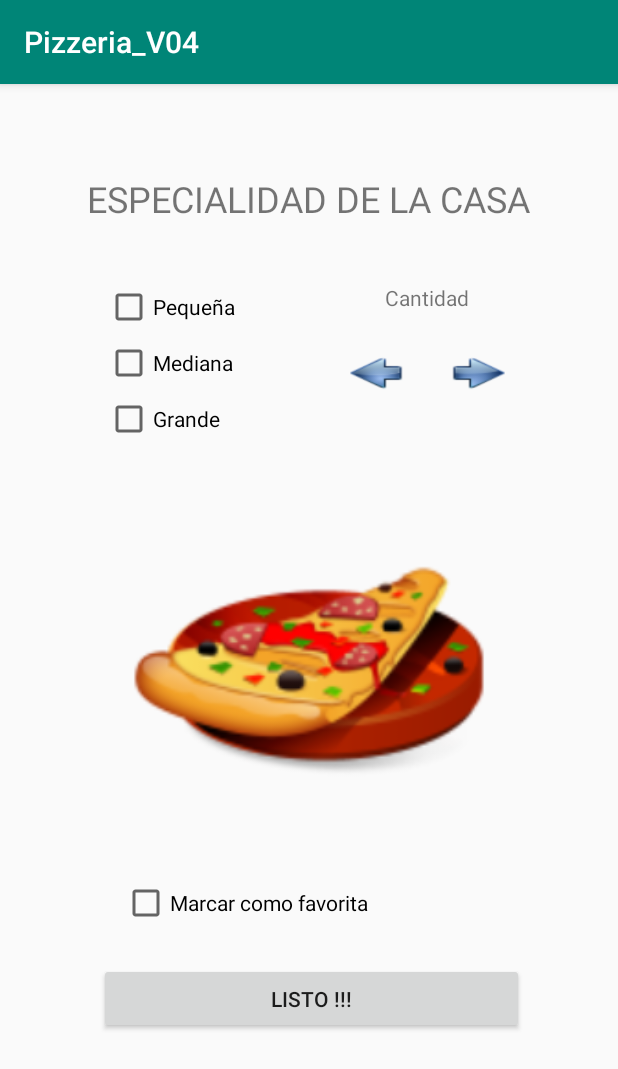
After one commit to rpf1980/ANDROID_pcCompartido, an Android app: the GUI_DetallePizzaCasa screen opened directly, with no data from a screen before it, on a phone screen of 412 x 824 dp. The commit adds this screen. Shown: the top 1069 px of the screen. Run offline under Robolectric (Android 15) with nearby library versions, the phone set to English and light mode, and no system bars.

Commit message:
feat(): add GUI Detalles pizza Casa

```diff
--- a/Pizzeria_V04/app/src/main/AndroidManifest.xml
+++ b/Pizzeria_V04/app/src/main/AndroidManifest.xml
@@ -9,7 +9,8 @@
         android:roundIcon="@mipmap/ic_launcher_round"
         android:supportsRtl="true"
         android:theme="@style/AppTheme">
-        <activity android:name=".GUI_deLaCasa"></activity>
+        <activity android:name=".GUI_DetallePizzaCasa"></activity>
+        <activity android:name=".GUI_deLaCasa" />
         <activity android:name=".GUI_OPCIONES_PEDIDO" />
         <activity android:name=".GUI_PANEL_OPCIONES" />
         <activity android:name=".GUI_REGISTRO" />
--- /dev/null
+++ b/Pizzeria_V04/app/src/main/java/com/example/pizzeria_v04/Errores.txt
@@ -0,0 +1,5 @@
+--------------------------------------------------------------
+# Linea 36. GUI_OPCIONES_PEDIDO.java
+Error en listener btn DE LA CASA, no pasa a la siguiente VISTA
+( No muestra lista de pizzas de la casa)
+--------------------------------------------------------------
--- /dev/null
+++ b/Pizzeria_V04/app/src/main/java/com/example/pizzeria_v04/GUI_DetallePizzaCasa.java
@@ -0,0 +1,16 @@
+package com.example.pizzeria_v04;
+
+import androidx.appcompat.app.AppCompatActivity;
+
+import android.os.Bundle;
+
+public class GUI_DetallePizzaCasa extends AppCompatActivity
+{
+
+    @Override
+    protected void onCreate(Bundle savedInstanceState)
+    {
+        super.onCreate(savedInstanceState);
+        setContentView(R.layout.activity_gui__detalle_pizza_casa);
+    }
+}
--- a/Pizzeria_V04/app/src/main/java/com/example/pizzeria_v04/GUI_OPCIONES_PEDIDO.java
+++ b/Pizzeria_V04/app/src/main/java/com/example/pizzeria_v04/GUI_OPCIONES_PEDIDO.java
@@ -2,15 +2,34 @@ package com.example.pizzeria_v04;
 
 import androidx.appcompat.app.AppCompatActivity;
 
+import android.content.Intent;
 import android.os.Bundle;
+import android.util.Log;
+import android.view.View;
+import android.widget.Button;
 
 public class GUI_OPCIONES_PEDIDO extends AppCompatActivity
 {
+    Button btnDeLaCasa;
+    Button btnEligeIngredientes;
+    Button btnFavoritaGuiOpcionesPedido;
 
     @Override
     protected void onCreate(Bundle savedInstanceState)
     {
         super.onCreate(savedInstanceState);
         setContentView(R.layout.activity_gui__opciones__pedido);
+
+        btnDeLaCasa = findViewById(R.id.idBtnCasaPedido);
+        btnEligeIngredientes = findViewById(R.id.idBtnEligeIngredientes);
+        btnFavoritaGuiOpcionesPedido = findViewById(R.id.idBtnFavoritaPedido);
+
+    }
+
+    // Evento Btn DE LA CASA
+    public void onClickDeCasa(View v)
+    {
+        Intent intent = new Intent(getApplicationContext(), GUI_deLaCasa.class);
+        startActivity(intent);
     }
 }
--- a/Pizzeria_V04/app/src/main/java/com/example/pizzeria_v04/GUI_PANEL_OPCIONES.java
+++ b/Pizzeria_V04/app/src/main/java/com/example/pizzeria_v04/GUI_PANEL_OPCIONES.java
@@ -8,6 +8,7 @@ import android.os.Bundle;
 import android.view.View;
 import android.widget.Button;
 import android.widget.Switch;
+import android.widget.Toast;
 
 public class GUI_PANEL_OPCIONES extends AppCompatActivity
 {
@@ -46,9 +47,16 @@ public class GUI_PANEL_OPCIONES extends AppCompatActivity
             @Override
             public void onClick(View v)
             {
+
+                getToast("Entramos");
                 Intent i = new Intent(getApplicationContext(), GUI_OPCIONES_PEDIDO.class);
                 startActivity(i);
             }
         });
     }
+
+    public void getToast(String msg)
+    {
+        Toast.makeText(getApplicationContext(), msg, Toast.LENGTH_LONG).show();
+    }
 }
--- /dev/null
+++ b/Pizzeria_V04/app/src/main/res/layout/activity_gui__detalle_pizza_casa.xml
@@ -0,0 +1,120 @@
+<?xml version="1.0" encoding="utf-8"?>
+<androidx.constraintlayout.widget.ConstraintLayout xmlns:android="http://schemas.android.com/apk/res/android"
+    xmlns:app="http://schemas.android.com/apk/res-auto"
+    xmlns:tools="http://schemas.android.com/tools"
+    android:layout_width="match_parent"
+    android:layout_height="match_parent"
+    tools:context=".GUI_DetallePizzaCasa">
+
+    <TextView
+        android:id="@+id/textView7"
+        android:layout_width="wrap_content"
+        android:layout_height="wrap_content"
+        android:layout_marginTop="60dp"
+        android:text="@string/strTvDetalleDeLaCasa"
+        android:textSize="24sp"
+        app:layout_constraintEnd_toEndOf="parent"
+        app:layout_constraintStart_toStartOf="parent"
+        app:layout_constraintTop_toTopOf="parent" />
+
+    <CheckBox
+        android:id="@+id/idCheckMini"
+        android:layout_width="wrap_content"
+        android:layout_height="wrap_content"
+        android:layout_marginStart="70dp"
+        android:layout_marginTop="40dp"
+        android:text="@string/strCheckMini"
+        app:layout_constraintStart_toStartOf="parent"
+        app:layout_constraintTop_toBottomOf="@+id/textView7" />
+
+    <CheckBox
+        android:id="@+id/idCheckMiddle"
+        android:layout_width="wrap_content"
+        android:layout_height="wrap_content"
+        android:layout_marginTop="5dp"
+        android:text="@string/strCheckMiddle"
+        app:layout_constraintStart_toStartOf="@+id/idCheckMini"
+        app:layout_constraintTop_toBottomOf="@+id/idCheckMini" />
+
+    <CheckBox
+        android:id="@+id/idCheckBig"
+        android:layout_width="wrap_content"
+        android:layout_height="wrap_content"
+        android:layout_marginTop="5dp"
+        android:text="@string/strCheckBig"
+        app:layout_constraintStart_toStartOf="@+id/idCheckMiddle"
+        app:layout_constraintTop_toBottomOf="@+id/idCheckMiddle" />
+
+    <TextView
+        android:id="@+id/textView8"
+        android:layout_width="wrap_content"
+        android:layout_height="wrap_content"
+        android:text="@string/strTvCantidad"
+        app:layout_constraintEnd_toEndOf="parent"
+        app:layout_constraintStart_toEndOf="@+id/idCheckMini"
+        app:layout_constraintTop_toTopOf="@+id/idCheckMini" />
+
+    <TextView
+        android:id="@+id/textView9"
+        android:layout_width="wrap_content"
+        android:layout_height="wrap_content"
+        android:layout_marginTop="24dp"
+        android:text="0"
+        android:textAppearance="@style/TextAppearance.AppCompat.Display1"
+        android:textColor="#00660707"
+        android:textSize="24sp"
+        android:textStyle="bold"
+        app:layout_constraintEnd_toEndOf="@+id/textView8"
+        app:layout_constraintStart_toStartOf="@+id/textView8"
+        app:layout_constraintTop_toBottomOf="@+id/textView8" />
+
+    <Button
+        android:id="@+id/button"
+        android:layout_width="37dp"
+        android:layout_height="24dp"
+        android:layout_marginEnd="8dp"
+        android:background="@drawable/arrowleft"
+        app:layout_constraintBottom_toBottomOf="@+id/textView9"
+        app:layout_constraintEnd_toStartOf="@+id/textView9"
+        app:layout_constraintTop_toTopOf="@+id/textView9" />
+
+    <Button
+        android:id="@+id/button2"
+        android:layout_width="37dp"
+        android:layout_height="24dp"
+        android:layout_marginStart="8dp"
+        android:background="@drawable/arrowright"
+        app:layout_constraintBottom_toBottomOf="@+id/textView9"
+        app:layout_constraintStart_toEndOf="@+id/textView9"
+        app:layout_constraintTop_toTopOf="@+id/textView9" />
+
+    <ImageView
+        android:id="@+id/idFotoDetalleCasa"
+        android:layout_width="249dp"
+        android:layout_height="235dp"
+        android:layout_marginTop="30dp"
+        app:layout_constraintEnd_toEndOf="parent"
+        app:layout_constraintStart_toStartOf="parent"
+        app:layout_constraintTop_toBottomOf="@+id/idCheckBig"
+        app:srcCompat="@drawable/img2" />
+
+    <Button
+        android:id="@+id/idBtnDetalleCasa"
+        android:layout_width="283dp"
+        android:layout_height="47dp"
+        android:layout_marginTop="24dp"
+        android:text="@string/strBtnListo"
+        app:layout_constraintEnd_toEndOf="parent"
+        app:layout_constraintHorizontal_bias="0.513"
+        app:layout_constraintStart_toStartOf="parent"
+        app:layout_constraintTop_toBottomOf="@+id/idCheckMarcaFavorita" />
+
+    <CheckBox
+        android:id="@+id/idCheckMarcaFavorita"
+        android:layout_width="wrap_content"
+        android:layout_height="wrap_content"
+        android:layout_marginTop="25dp"
+        android:text="@string/strCheckMarcaFavorita"
+        app:layout_constraintStart_toStartOf="@+id/idFotoDetalleCasa"
+        app:layout_constraintTop_toBottomOf="@+id/idFotoDetalleCasa" />
+</androidx.constraintlayout.widget.ConstraintLayout>
--- a/Pizzeria_V04/app/src/main/res/layout/activity_gui__opciones__pedido.xml
+++ b/Pizzeria_V04/app/src/main/res/layout/activity_gui__opciones__pedido.xml
@@ -11,6 +11,7 @@
         android:layout_width="wrap_content"
         android:layout_height="wrap_content"
         android:layout_marginTop="65dp"
+        android:onClick="onClickDeCasa"
         android:text="@string/strBtnDeLaCasa"
         app:layout_constraintEnd_toEndOf="@+id/textView5"
         app:layout_constraintStart_toStartOf="@+id/textView5"
--- a/Pizzeria_V04/app/src/main/res/layout/activity_gui_de_la_casa.xml
+++ b/Pizzeria_V04/app/src/main/res/layout/activity_gui_de_la_casa.xml
@@ -11,7 +11,7 @@
         android:layout_width="wrap_content"
         android:layout_height="wrap_content"
         android:layout_marginTop="60dp"
-        android:text="TextView"
+        android:text="@string/strTvGuiDeLaCasa"
         android:textSize="24sp"
         app:layout_constraintEnd_toEndOf="parent"
         app:layout_constraintStart_toStartOf="parent"
--- a/Pizzeria_V04/app/src/main/res/values/strings.xml
+++ b/Pizzeria_V04/app/src/main/res/values/strings.xml
@@ -27,4 +27,14 @@
     <string name="strBtnDeLaCasa">de la casa...</string>
     <string name="strBtnEligeIngredientes">elige tus ingredientes...</string>
     <string name="strBtnFavorita">favorita</string>
+    <!--GUI DE LA CASA-->
+    <string name="strTvGuiDeLaCasa">PIZZAS DE LA CASA</string>
+    <!--GUI DETALLE PIZZA DE LA CASA-->
+    <string name="strTvDetalleDeLaCasa">ESPECIALIDAD DE LA CASA</string>
+    <string name="strCheckMini">Pequeña</string>
+    <string name="strCheckMiddle">Mediana</string>
+    <string name="strCheckBig">Grande</string>
+    <string name="strTvCantidad">Cantidad</string>
+    <string name="strBtnListo">listo !!!</string>
+    <string name="strCheckMarcaFavorita">Marcar como favorita</string>
 </resources>
```
Also changed, not shown: Pizzeria_V04/app/src/main/res/drawable/arrowleft.png (added), Pizzeria_V04/app/src/main/res/drawable/arrowright.png (added), 1 other file.
